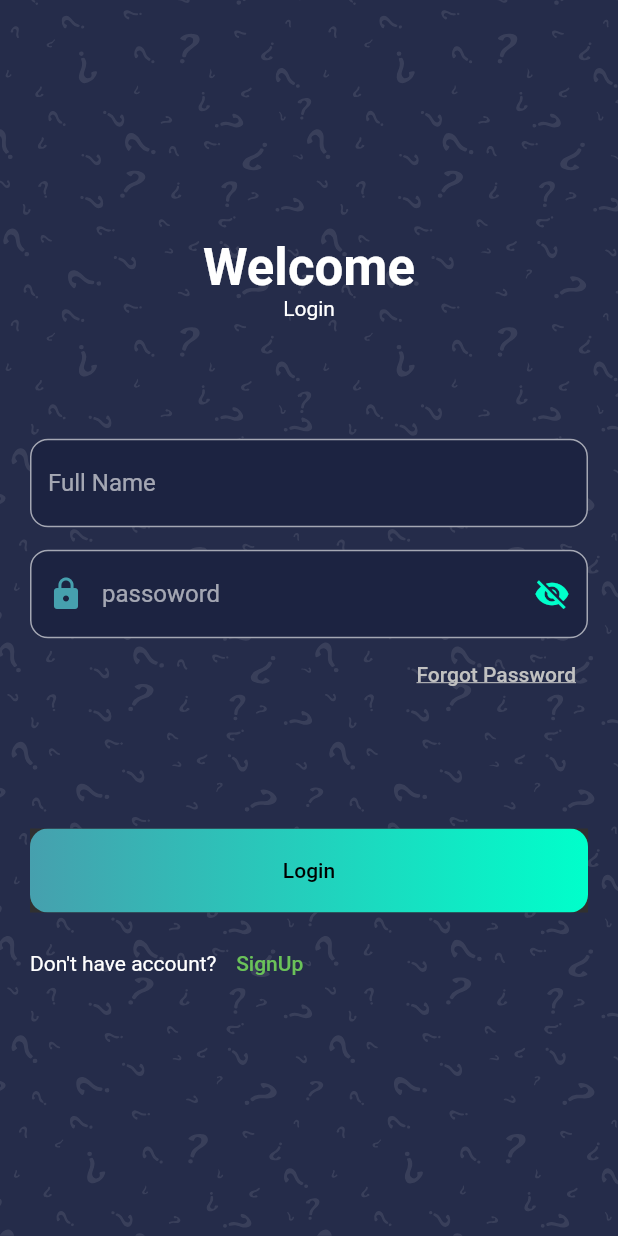
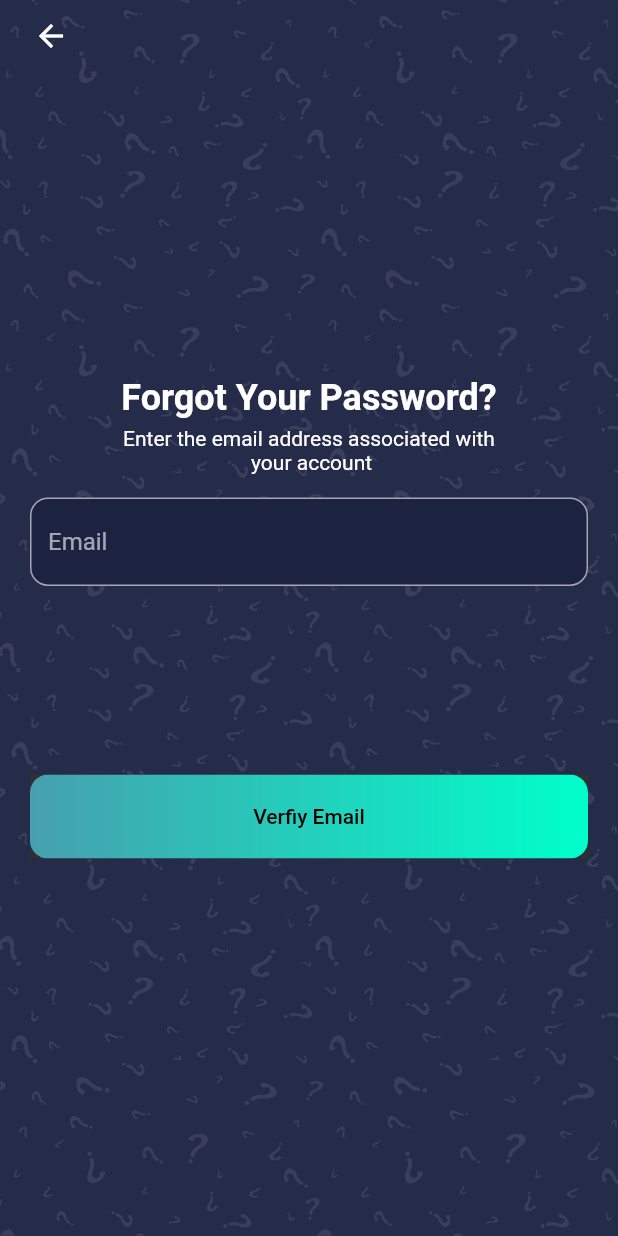
Before and after one commit to ragabelsayed/QuizApp, a Flutter app: the LoginScreen screen opened by its route, after a tap on "Forgot Password", on a phone screen of 412 x 824 dp. Run offline on Flutter 3.47's test engine with Material 2 defaults, Android fonts, the phone set to English and light mode, and no system bars; our stand-ins replace flutter_svg.

Commit message:
add forgot screen

```diff
--- a/quiz_app/lib/src/config/routes.dart
+++ b/quiz_app/lib/src/config/routes.dart
@@ -1,4 +1,6 @@
 import 'package:flutter/material.dart';
+import 'package:quiz_app/src/screens/reset/forgot_password_screen.dart';
+import 'package:quiz_app/src/screens/reset/reset_password_screen.dart';
 import '../screens/signup/signup_screen.dart';
 import '../screens/login/login_screen.dart';
 import '../screens/welcome/welcome_screen.dart';
@@ -8,5 +10,7 @@ class AppRoutes {
     WelcomeScreen.routName: (ctx) => const WelcomeScreen(),
     LoginScreen.routName: (ctx) => const LoginScreen(),
     SignupScreen.routName: (ctx) => const SignupScreen(),
+    ForgotPasswordScreen.routName: (ctx) => const ForgotPasswordScreen(),
+    ResetPasswordScreen.routName: (ctx) => const ResetPasswordScreen(),
   };
 }
--- a/quiz_app/lib/src/screens/login/login_screen.dart
+++ b/quiz_app/lib/src/screens/login/login_screen.dart
@@ -1,5 +1,6 @@
+import 'package:flutter/cupertino.dart';
 import 'package:flutter/material.dart';
-import 'package:flutter_svg/flutter_svg.dart';
+import 'package:quiz_app/src/screens/reset/forgot_password_screen.dart';
 import 'package:quiz_app/src/screens/signup/signup_screen.dart';
 import '/src/widgets/rounded_btn.dart';
 import '../../config/constants.dart';
@@ -111,7 +112,8 @@ class _LoginScreenState extends State<LoginScreen> {
                     Align(
                       alignment: Alignment.centerRight,
                       child: TextButton(
-                        onPressed: () {},
+                        onPressed: () => Navigator.pushNamed(
+                            context, ForgotPasswordScreen.routName),
                         child: const Text(
                           'Forgot Password',
                           style: TextStyle(
--- /dev/null
+++ b/quiz_app/lib/src/screens/reset/forgot_password_screen.dart
@@ -0,0 +1,68 @@
+import 'package:flutter/material.dart';
+import '../../config/constants.dart';
+import '../../config/palette.dart';
+import '../../widgets/rounded_btn.dart';
+import '../login/login_screen.dart';
+
+class ForgotPasswordScreen extends StatelessWidget {
+  static const routName = '/forgot_pass';
+  const ForgotPasswordScreen({Key? key}) : super(key: key);
+
+  @override
+  Widget build(BuildContext context) {
+    return Scaffold(
+      body: Stack(
+        fit: StackFit.expand,
+        children: [
+          AppConstants.imageBackground,
+          Padding(
+            padding: const EdgeInsets.symmetric(
+                horizontal: AppConstants.defaultPadding),
+            child: Column(
+              crossAxisAlignment: CrossAxisAlignment.center,
+              children: [
+                const Spacer(flex: 2),
+                Text(
+                  'Forgot Your Password?',
+                  style: Theme.of(context).textTheme.headline5?.copyWith(
+                      color: Colors.white, fontWeight: FontWeight.bold),
+                ),
+                const SizedBox(height: 5),
+                const Text(
+                    'Enter the email address associated with\n your account',
+                    textAlign: TextAlign.center),
+                const SizedBox(height: 15),
+                const TextField(
+                  decoration: InputDecoration(
+                    filled: true,
+                    fillColor: Palette.backgroundColor,
+                    hintText: 'Email',
+                    border: OutlineInputBorder(
+                      borderRadius: BorderRadius.all(Radius.circular(12)),
+                    ),
+                  ),
+                ),
+                const Spacer(),
+                RoundedBtn(
+                  text: 'Verfiy Email',
+                  padding: AppConstants.defaultPadding,
+                  onPress: () {},
+                ),
+                const Spacer(flex: 2),
+              ],
+            ),
+          ),
+          Positioned(
+            top: MediaQuery.of(context).viewPadding.top,
+            left: 10,
+            child: IconButton(
+              onPressed: () =>
+                  Navigator.pushNamed(context, LoginScreen.routName),
+              icon: const Icon(Icons.arrow_back),
+            ),
+          ),
+        ],
+      ),
+    );
+  }
+}
--- a/quiz_app/lib/src/screens/welcome/welcome_screen.dart
+++ b/quiz_app/lib/src/screens/welcome/welcome_screen.dart
@@ -1,6 +1,4 @@
 import 'package:flutter/material.dart';
-import 'package:flutter/widgets.dart';
-import 'package:flutter_svg/flutter_svg.dart';
 import 'package:quiz_app/src/screens/login/login_screen.dart';
 import 'package:quiz_app/src/widgets/rounded_btn.dart';
 import '/src/config/constants.dart';
```
Also changed, not shown: quiz_app/lib/src/screens/reset/reset_password_screen.dart (added, +56 -0 lines).
